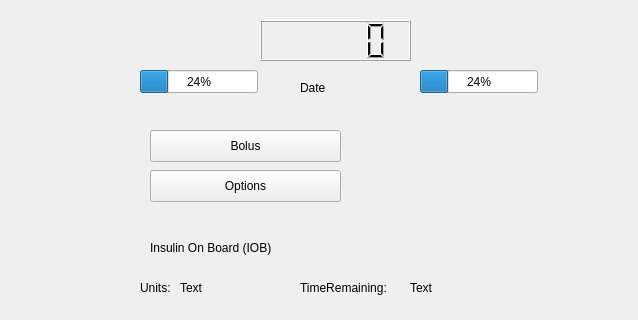
First picture: the form in COMP3004-FinalProject/mainwindow.ui, repository cgawdzik/COMP3004-TeamProject, before the edit; both pictures show x 0 to 638 and y 0 to 320 of the 800 by 600 pixel window.
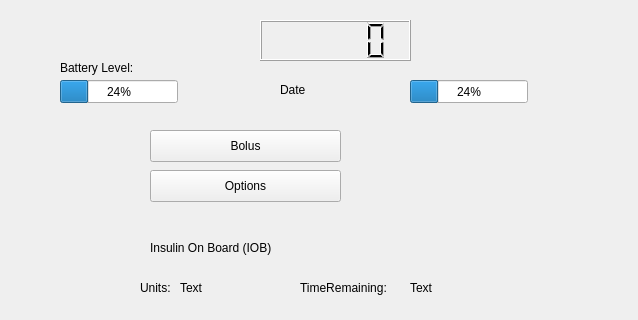
Second picture: the form after the edit. The open tabs and pages were chosen to show the change.

Commit message: date field added and battery working in top left corner

What changed in the file:
```diff
--- a/COMP3004-FinalProject/mainwindow.ui
+++ b/COMP3004-FinalProject/mainwindow.ui
@@ -17,8 +17,8 @@
    <widget class="QProgressBar" name="Battery">
     <property name="geometry">
      <rect>
-      <x>140</x>
-      <y>70</y>
+      <x>60</x>
+      <y>80</y>
       <width>118</width>
       <height>23</height>
      </rect>
@@ -333,8 +333,8 @@
    <widget class="QProgressBar" name="BolusLevel">
     <property name="geometry">
      <rect>
-      <x>420</x>
-      <y>70</y>
+      <x>410</x>
+      <y>80</y>
       <width>118</width>
       <height>23</height>
      </rect>
@@ -346,10 +346,10 @@
    <widget class="QLabel" name="Date">
     <property name="geometry">
      <rect>
-      <x>300</x>
+      <x>280</x>
       <y>80</y>
-      <width>58</width>
-      <height>16</height>
+      <width>111</width>
+      <height>20</height>
      </rect>
     </property>
     <property name="text">
@@ -369,6 +369,32 @@
      <string/>
     </property>
    </widget>
+   <widget class="QLabel" name="BatteryPercentLabel">
+    <property name="geometry">
+     <rect>
+      <x>190</x>
+      <y>80</y>
+      <width>58</width>
+      <height>16</height>
+     </rect>
+    </property>
+    <property name="text">
+     <string/>
+    </property>
+   </widget>
+   <widget class="QLabel" name="label_2">
+    <property name="geometry">
+     <rect>
+      <x>60</x>
+      <y>60</y>
+      <width>91</width>
+      <height>16</height>
+     </rect>
+    </property>
+    <property name="text">
+     <string>Battery Level:</string>
+    </property>
+   </widget>
   </widget>
   <widget class="QMenuBar" name="menubar">
    <property name="geometry">
```
Left out of the diff: 2 changed lines with no effect on the pictures. The commit also changes 2 other files.
